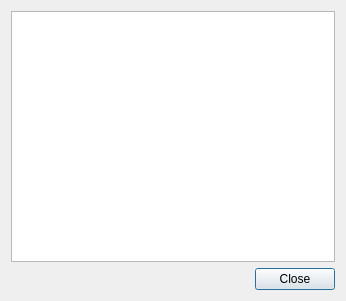
Above: src-qt4/pc-sysmanager/cmdDialog.ui from trueos/pcbsd before the change. Below: the same form after it.
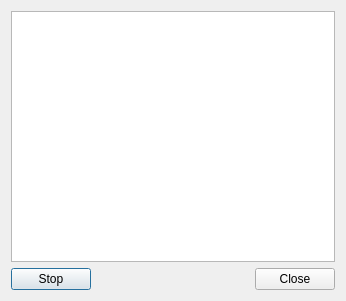
That is the form after the change.

The edit to the form file:
```diff
--- a/src-qt4/pc-sysmanager/cmdDialog.ui
+++ b/src-qt4/pc-sysmanager/cmdDialog.ui
@@ -19,6 +19,13 @@
    </item>
    <item>
     <layout class="QHBoxLayout" name="horizontalLayout">
+     <item>
+      <widget class="QPushButton" name="push_stop">
+       <property name="text">
+        <string>Stop</string>
+       </property>
+      </widget>
+     </item>
      <item>
       <spacer name="horizontalSpacer">
        <property name="orientation">
```
Left out of the diff: 10 changed lines with no effect on the pictures.
